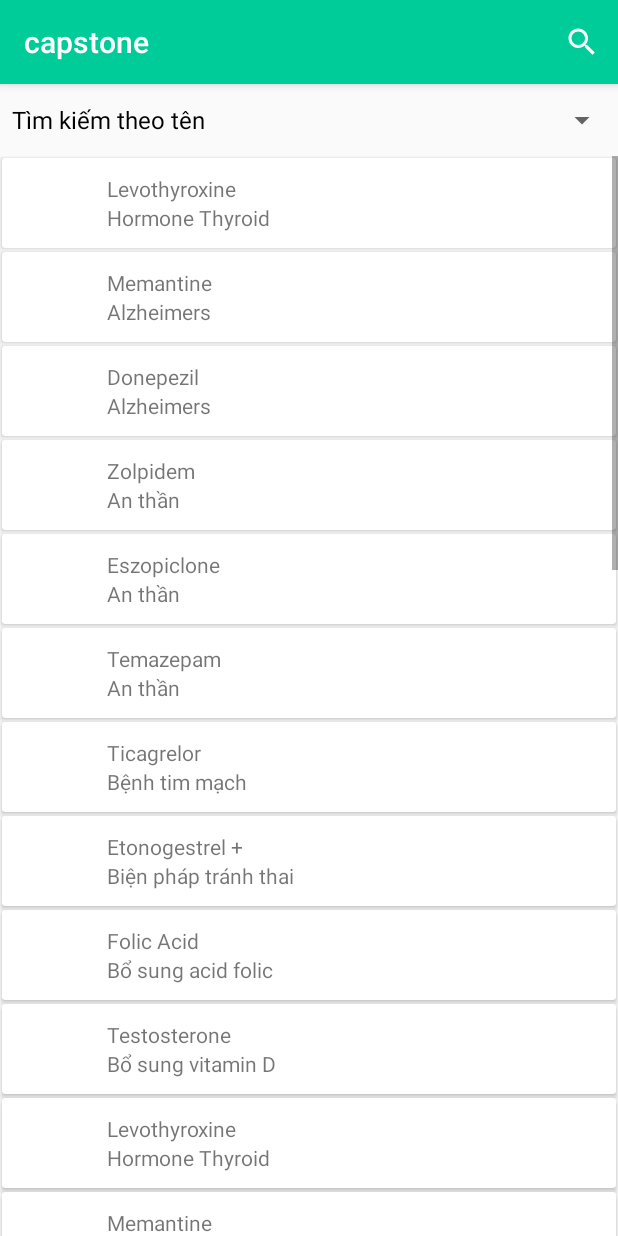
After one commit to HoaDevDn/Fclinic, an Android app: the TimKiemActivity screen opened directly, with no data from a screen before it, on a phone screen of 412 x 824 dp. The commit adds this screen. Run offline under Robolectric (Android 15) with nearby library versions, the phone set to English and light mode, and no system bars; our stand-ins replace data binding; 1 statement that could not run was skipped.

Commit message:
search function

```diff
--- a/Android/app/src/main/AndroidManifest.xml
+++ b/Android/app/src/main/AndroidManifest.xml
@@ -35,6 +35,8 @@
             </intent-filter>
         </activity>
 
+        <activity android:name=".ui.timkiem.TimKiemActivity"/>
+
         <meta-data
             android:name="com.google.android.gms.version"
             android:value="@integer/google_play_services_version"/>
--- a/Android/app/src/main/java/com/framgia/capstone/data/model/Thuoc.java
+++ b/Android/app/src/main/java/com/framgia/capstone/data/model/Thuoc.java
@@ -24,67 +24,67 @@ public class Thuoc implements Serializable {
         this.mMoTa = mMoTa;
     }
 
-    public String getmMoTa() {
+    public int getMaThuoc() {
+        return mMaThuoc;
+    }
+
+    public void setMaThuoc(int maThuoc) {
+        mMaThuoc = maThuoc;
+    }
+
+    public String getMaLoaiThuoc() {
+        return mMaLoaiThuoc;
+    }
+
+    public void setMaLoaiThuoc(String maLoaiThuoc) {
+        mMaLoaiThuoc = maLoaiThuoc;
+    }
+
+    public String getTenThuoc() {
+        return mTenThuoc;
+    }
+
+    public void setTenThuoc(String tenThuoc) {
+        mTenThuoc = tenThuoc;
+    }
+
+    public String getHinhAnh() {
+        return mHinhAnh;
+    }
+
+    public void setHinhAnh(String hinhAnh) {
+        mHinhAnh = hinhAnh;
+    }
+
+    public float getGia() {
+        return mGia;
+    }
+
+    public void setGia(float gia) {
+        mGia = gia;
+    }
+
+    public int getMaVach() {
+        return mMaVach;
+    }
+
+    public void setMaVach(int maVach) {
+        mMaVach = maVach;
+    }
+
+    public int getMaHinh() {
+        return mMaHinh;
+    }
+
+    public void setMaHinh(int maHinh) {
+        mMaHinh = maHinh;
+    }
+
+    public String getMoTa() {
         return mMoTa;
     }
 
-    public void setmMoTa(String mMoTa) {
-        this.mMoTa = mMoTa;
-    }
-
-    public int getmMaThuoc() {
-        return mMaThuoc;
-    }
-
-    public void setmMaThuoc(int mMaThuoc) {
-        this.mMaThuoc = mMaThuoc;
-    }
-
-    public String getmMaLoaiThuoc() {
-        return mMaLoaiThuoc;
-    }
-
-    public void setmMaLoaiThuoc(String mMaLoaiThuoc) {
-        this.mMaLoaiThuoc = mMaLoaiThuoc;
-    }
-
-    public String getmTenThuoc() {
-        return mTenThuoc;
-    }
-
-    public void setmTenThuoc(String mTenThuoc) {
-        this.mTenThuoc = mTenThuoc;
-    }
-
-    public String getmHinhAnh() {
-        return mHinhAnh;
-    }
-
-    public void setmHinhAnh(String mHinhAnh) {
-        this.mHinhAnh = mHinhAnh;
-    }
-
-    public float getmGia() {
-        return mGia;
-    }
-
-    public void setmGia(float mGia) {
-        this.mGia = mGia;
-    }
-
-    public int getmMaVach() {
-        return mMaVach;
-    }
-
-    public void setmMaVach(int mMaVach) {
-        this.mMaVach = mMaVach;
-    }
-
-    public int getmMaHinh() {
-        return mMaHinh;
-    }
-
-    public void setmMaHinh(int mMaHinh) {
-        this.mMaHinh = mMaHinh;
+    public void setMoTa(String moTa) {
+        mMoTa = moTa;
     }
 }
--- /dev/null
+++ b/Android/app/src/main/java/com/framgia/capstone/data/resource/ThuocDataSource.java
@@ -0,0 +1,19 @@
+package com.framgia.capstone.data.resource;
+
+import android.support.annotation.NonNull;
+import com.framgia.capstone.data.model.Thuoc;
+import java.util.List;
+
+/**
+ * Created by Age on 3/23/2017.
+ */
+public interface ThuocDataSource {
+    interface CallBack {
+
+        void onLoaded(List<Thuoc> thuoc);
+
+        void onDataNotAvailable();
+    }
+
+    void getThuoc(@NonNull CallBack callback);
+}
--- /dev/null
+++ b/Android/app/src/main/java/com/framgia/capstone/data/resource/ThuocRepository.java
@@ -0,0 +1,41 @@
+package com.framgia.capstone.data.resource;
+
+import android.content.Context;
+import android.support.annotation.NonNull;
+import com.framgia.capstone.data.model.Thuoc;
+import com.framgia.capstone.data.resource.remote.ThuocRemoteDataSource;
+import java.util.List;
+
+/**
+ * Created by Age on 3/23/2017.
+ */
+public class ThuocRepository implements ThuocDataSource {
+    private static ThuocRepository sThuocRepository;
+    private final ThuocDataSource mThuocRemoteDataSource;
+
+    public ThuocRepository(ThuocDataSource thuocRemoteDataSource) {
+        mThuocRemoteDataSource = thuocRemoteDataSource;
+    }
+
+    public static ThuocRepository getInstance(Context context) {
+        if (sThuocRepository == null) {
+            return new ThuocRepository(ThuocRemoteDataSource.getInstance());
+        }
+        return sThuocRepository;
+    }
+
+    @Override
+    public void getThuoc(@NonNull final CallBack callback) {
+        mThuocRemoteDataSource.getThuoc(new CallBack() {
+            @Override
+            public void onLoaded(List<Thuoc> thuoc) {
+                callback.onLoaded(thuoc);
+            }
+
+            @Override
+            public void onDataNotAvailable() {
+                callback.onDataNotAvailable();
+            }
+        });
+    }
+}
--- /dev/null
+++ b/Android/app/src/main/java/com/framgia/capstone/data/resource/remote/ThuocRemoteDataSource.java
@@ -0,0 +1,58 @@
+package com.framgia.capstone.data.resource.remote;
+
+import android.support.annotation.NonNull;
+import com.framgia.capstone.data.model.Thuoc;
+import com.framgia.capstone.data.resource.ThuocDataSource;
+import java.util.ArrayList;
+import java.util.List;
+
+/**
+ * Created by Age on 4/8/2017.
+ */
+
+public class ThuocRemoteDataSource implements ThuocDataSource {
+    private static ThuocRemoteDataSource sDataSource;
+
+    public static ThuocRemoteDataSource getInstance() {
+        if (sDataSource == null) {
+            sDataSource = new ThuocRemoteDataSource();
+        }
+        return sDataSource;
+    }
+
+    @Override
+    public void getThuoc(@NonNull CallBack callback) {
+        List<Thuoc> list=new ArrayList<>();
+        list.add(new Thuoc(1,"1","Levothyroxine","http://www.chuatriviemdaitrang.com/wp-content/uploads/2016/08/thuoc-1.jpg","Hormone Thyroid"));
+        list.add(new Thuoc(2,"2","Memantine","http://www.viemgan.com.vn/js/libs/kcfinder/upload/images/thuoc-gay-hai-cho-gan.jpg","Alzheimers"));
+        list.add(new Thuoc(3,"3","Donepezil","http://tamlyhoctoipham.com/uploads/images/luu-y-khi-dung-thuoc-ha-huyet-ap-1.jpg","Alzheimers"));
+        list.add(new Thuoc(4,"1","Zolpidem","http://mediplantex.com/Uploads/images/42/2013/12/12/business.jpg","An thần"));
+        list.add(new Thuoc(5,"2","Eszopiclone","http://thoibaotaichinhvietnam.vn/Pictures102015/nguyenthiphuong-tbtc/thuocngoai.jpg","An thần"));
+        list.add(new Thuoc(6,"2","Temazepam","http://www.yeutretho.vn/files/2015/10/31/14-sai-lam-te-hai-khi-uong-thuoc-khien-benh-them-nang-7.jpg","An thần"));
+        list.add(new Thuoc(7,"3","Ticagrelor","http://thoatvidiadem.net/wp-content/uploads/thuoc-ho-tro-dieu-tri-thoai-hoa-cot-song.jpg","Bệnh tim mạch"));
+        list.add(new Thuoc(8,"3","Etonogestrel +","https://encrypted-tbn2.gstatic.com/images?q=tbn:ANd9GcQFdVNRvDIeMhHyryZXzA1zp1VjtcUkI1on-gwFFaIvFJIzILHi","Biện pháp tránh thai"));
+        list.add(new Thuoc(9,"1","Folic Acid","http://giaoduc.net.vn/Uploaded/phamlieu/2013_05_15/luu-y-khi-uong-thuoc-giaoduc.net.vn2.jpg","Bổ sung acid folic"));
+        list.add(new Thuoc(10,"3","Testosterone","http://baohaiphong.com.vn/dataimages/201511/original/images1200436_sleepingpills.jpg","Bổ sung vitamin D"));
+        list.add(new Thuoc(11,"1","Levothyroxine","http://www.chuatriviemdaitrang.com/wp-content/uploads/2016/08/thuoc-1.jpg","Hormone Thyroid"));
+        list.add(new Thuoc(12,"2","Memantine","http://www.viemgan.com.vn/js/libs/kcfinder/upload/images/thuoc-gay-hai-cho-gan.jpg","Alzheimers"));
+        list.add(new Thuoc(13,"3","Donepezil","http://tamlyhoctoipham.com/uploads/images/luu-y-khi-dung-thuoc-ha-huyet-ap-1.jpg","Alzheimers"));
+        list.add(new Thuoc(14,"1","Zolpidem","http://mediplantex.com/Uploads/images/42/2013/12/12/business.jpg","An thần"));
+        list.add(new Thuoc(15,"2","Eszopiclone","http://thoibaotaichinhvietnam.vn/Pictures102015/nguyenthiphuong-tbtc/thuocngoai.jpg","An thần"));
+        list.add(new Thuoc(16,"2","Temazepam","http://www.yeutretho.vn/files/2015/10/31/14-sai-lam-te-hai-khi-uong-thuoc-khien-benh-them-nang-7.jpg","An thần"));
+        list.add(new Thuoc(17,"3","Ticagrelor","http://thoatvidiadem.net/wp-content/uploads/thuoc-ho-tro-dieu-tri-thoai-hoa-cot-song.jpg","Bệnh tim mạch"));
+        list.add(new Thuoc(18,"3","Etonogestrel +","https://encrypted-tbn2.gstatic.com/images?q=tbn:ANd9GcQFdVNRvDIeMhHyryZXzA1zp1VjtcUkI1on-gwFFaIvFJIzILHi","Biện pháp tránh thai"));
+        list.add(new Thuoc(19,"1","Folic Acid","http://giaoduc.net.vn/Uploaded/phamlieu/2013_05_15/luu-y-khi-uong-thuoc-giaoduc.net.vn2.jpg","Bổ sung acid folic"));
+        list.add(new Thuoc(20,"3","Testosterone","http://baohaiphong.com.vn/dataimages/201511/original/images1200436_sleepingpills.jpg","Bổ sung vitamin D"));
+        list.add(new Thuoc(21,"1","Levothyroxine","http://www.chuatriviemdaitrang.com/wp-content/uploads/2016/08/thuoc-1.jpg","Hormone Thyroid"));
+        list.add(new Thuoc(22,"2","Memantine","http://www.viemgan.com.vn/js/libs/kcfinder/upload/images/thuoc-gay-hai-cho-gan.jpg","Alzheimers"));
+        list.add(new Thuoc(23,"3","Donepezil","http://tamlyhoctoipham.com/uploads/images/luu-y-khi-dung-thuoc-ha-huyet-ap-1.jpg","Alzheimers"));
+        list.add(new Thuoc(24,"1","Zolpidem","http://mediplantex.com/Uploads/images/42/2013/12/12/business.jpg","An thần"));
+        list.add(new Thuoc(25,"2","Eszopiclone","http://thoibaotaichinhvietnam.vn/Pictures102015/nguyenthiphuong-tbtc/thuocngoai.jpg","An thần"));
+        list.add(new Thuoc(26,"2","Temazepam","http://www.yeutretho.vn/files/2015/10/31/14-sai-lam-te-hai-khi-uong-thuoc-khien-benh-them-nang-7.jpg","An thần"));
+        list.add(new Thuoc(27,"3","Ticagrelor","http://thoatvidiadem.net/wp-content/uploads/thuoc-ho-tro-dieu-tri-thoai-hoa-cot-song.jpg","Bệnh tim mạch"));
+        list.add(new Thuoc(28,"3","Etonogestrel +","https://encrypted-tbn2.gstatic.com/images?q=tbn:ANd9GcQFdVNRvDIeMhHyryZXzA1zp1VjtcUkI1on-gwFFaIvFJIzILHi","Biện pháp tránh thai"));
+        list.add(new Thuoc(29,"1","Folic Acid","http://giaoduc.net.vn/Uploaded/phamlieu/2013_05_15/luu-y-khi-uong-thuoc-giaoduc.net.vn2.jpg","Bổ sung acid folic"));
+        list.add(new Thuoc(30,"3","Testosterone","http://baohaiphong.com.vn/dataimages/201511/original/images1200436_sleepingpills.jpg","Bổ sung vitamin D"));
+        callback.onLoaded(list);
+    }
+}
--- /dev/null
+++ b/Android/app/src/main/java/com/framgia/capstone/ui/adapter/OnItemClickListener.java
@@ -0,0 +1,7 @@
+package com.framgia.capstone.ui.adapter;
+
+import com.framgia.capstone.data.model.Thuoc;
+
+public interface OnItemClickListener {
+    public void onItemClick(Thuoc thuoc);
+}
--- /dev/null
+++ b/Android/app/src/main/java/com/framgia/capstone/ui/adapter/ThuocAdapter.java
@@ -0,0 +1,81 @@
+package com.framgia.capstone.ui.adapter;
+
+import android.content.Context;
+import android.databinding.DataBindingUtil;
+import android.support.v7.widget.RecyclerView;
+import android.view.LayoutInflater;
+import android.view.View;
+import android.view.ViewGroup;
+import com.framgia.capstone.R;
+import com.framgia.capstone.data.model.Thuoc;
+import com.framgia.capstone.databinding.ItemThuocBinding;
+import java.util.List;
+
+/**
+ * Created by Age on 4/8/2017.
+ */
+
+public class ThuocAdapter extends RecyclerView.Adapter<ThuocAdapter.ViewHolder> {
+    private OnItemClickListener mItemClickListener;
+    private List<Thuoc> mList;
+    private LayoutInflater mLayoutInflater;
+    private ItemThuocBinding mDataBinding;
+    private Context mContext;
+
+    public ThuocAdapter(Context Context, List<Thuoc> list) {
+        mList = list;
+        mContext = Context;
+    }
+
+    public void updateData(List<Thuoc> list) {
+        mList.clear();
+        if (list != null) mList.addAll(list);
+        notifyDataSetChanged();
+    }
+
+    @Override
+    public ViewHolder onCreateViewHolder(ViewGroup parent, int viewType) {
+        if (mLayoutInflater == null) {
+            mLayoutInflater = LayoutInflater.from(parent.getContext());
+        }
+        mDataBinding = ItemThuocBinding.inflate(mLayoutInflater, parent, false);
+        return new ViewHolder(mDataBinding);
+    }
+
+    @Override
+    public void onBindViewHolder(ViewHolder holder, int position) {
+        Thuoc thuoc = mList.get(position);
+        holder.bindData(thuoc);
+    }
+
+    @Override
+    public int getItemCount() {
+        return mList == null ? 0 : mList.size();
+    }
+
+    public void setOnItemClickListener(final OnItemClickListener mItemClickListener) {
+        this.mItemClickListener = mItemClickListener;
+    }
+
+    public class ViewHolder extends RecyclerView.ViewHolder implements View.OnClickListener {
+        public ItemThuocBinding mDataBinding;
+
+        public ViewHolder(ItemThuocBinding dataBinding) {
+            super(dataBinding.getRoot());
+            mDataBinding = dataBinding;
+            itemView.setOnClickListener(this);
+        }
+
+        @Override
+        public void onClick(View v) {
+            if (mItemClickListener != null) {
+                mItemClickListener.onItemClick(mList.get(getPosition()));
+            }
+        }
+
+        public void bindData(Thuoc thuoc) {
+            if (thuoc == null) return;
+            mDataBinding.setItemview(thuoc);
+        }
+    }
+}
--- a/Android/app/src/main/java/com/framgia/capstone/ui/home/MainActivity.java
+++ b/Android/app/src/main/java/com/framgia/capstone/ui/home/MainActivity.java
@@ -15,6 +15,7 @@ import android.view.Menu;
 import android.view.MenuItem;
 
 import com.framgia.capstone.R;
+import com.framgia.capstone.ui.timkiem.TimKiemActivity;
 import com.framgia.capstone.ui.trangchinh.TrangChinhFragment;
 import com.framgia.capstone.ui.nhathuoc.NhaThuocFragment;
 import com.framgia.capstone.ui.tuychinh.TuyChinhFragment;
@@ -58,7 +59,14 @@ public class MainActivity extends AppCompatActivity
 
     @Override
     public boolean onOptionsItemSelected(MenuItem item) {
-        return super.onOptionsItemSelected(item);
+        switch (item.getItemId()) {
+            case R.id.action_search:
+                startActivity(TimKiemActivity.getInstant(this));
+                return true;
+
+            default:
+                return super.onOptionsItemSelected(item);
+        }
     }
 
     @SuppressWarnings("StatementWithEmptyBody")
--- /dev/null
+++ b/Android/app/src/main/java/com/framgia/capstone/ui/timkiem/TimKiemActivity.java
@@ -0,0 +1,110 @@
+package com.framgia.capstone.ui.timkiem;
+
+import android.content.Context;
+import android.content.Intent;
+import android.databinding.Bindable;
+import android.databinding.DataBindingUtil;
+import android.databinding.ObservableField;
+import android.os.Bundle;
+import android.support.annotation.Nullable;
+import android.support.v7.app.AppCompatActivity;
+import android.support.v7.widget.LinearLayoutManager;
+import android.support.v7.widget.RecyclerView;
+import android.support.v7.widget.SearchView;
+import android.util.Log;
+import android.view.Menu;
+import android.view.MenuItem;
+import android.widget.ArrayAdapter;
+import com.framgia.capstone.R;
+import com.framgia.capstone.data.model.Thuoc;
+import com.framgia.capstone.data.resource.ThuocRepository;
+import com.framgia.capstone.databinding.ActivitySearchBinding;
+import com.framgia.capstone.ui.adapter.ThuocAdapter;
+import java.util.ArrayList;
+import java.util.List;
+
+/**
+ * Created by Age on 4/8/2017.
+ */
+
+public class TimKiemActivity extends AppCompatActivity
+        implements TimKiemContract.View, SearchView.OnQueryTextListener {
+
+    private TimKiemContract.Presenter mPresenter;
+//    private ThuocAdapter mAdapter;
+    private ObservableField<ThuocAdapter> mAdapter  = new ObservableField<>();
+    private List<Thuoc> mList = new ArrayList<>();
+    private String LoaiTK[] = { "Tìm kiếm theo tên", "Tìm kiếm theo triệu chứng" };
+
+    public static Intent getInstant(Context context) {
+        return new Intent(context, TimKiemActivity.class);
+    }
+
+    @Override
+    protected void onCreate(@Nullable Bundle savedInstanceState) {
+        super.onCreate(savedInstanceState);
+        ActivitySearchBinding binding =
+                DataBindingUtil.setContentView(this, R.layout.activity_search);
+        mPresenter = new TimKiemPresenter(this, ThuocRepository.getInstance(this));
+        binding.setViewModel(this);
+//        mAdapter=new ThuocAdapter(this, mList);
+        ArrayAdapter spinnerAdapter =
+                new ArrayAdapter(this, android.R.layout.simple_spinner_dropdown_item, LoaiTK);
+        spinnerAdapter.setDropDownViewResource(android.R.layout.simple_list_item_single_choice);
+        binding.spinner.setAdapter(spinnerAdapter);
+//        binding.recycleThuoc.setAdapter(mAdapter);
+//        binding.recycleThuoc.setLayoutManager(
+//                new LinearLayoutManager(this, LinearLayoutManager.HORIZONTAL, false));
+//        binding.recycleThuoc.setHasFixedSize(true);
+        mAdapter.set(new ThuocAdapter(this, mList));
+        mPresenter.start();
+    }
+
+    public ObservableField<ThuocAdapter> getAdapter() {
+        return mAdapter;
+    }
+
+    @Override
+    public void start() {
+    }
+
+    @Override
+    public void setPresenter(TimKiemContract.Presenter presenter) {
+        mPresenter = presenter;
+    }
+
+    @Override
+    public boolean onQueryTextSubmit(String query) {
+        return false;
+    }
+
+    @Override
+    public boolean onQueryTextChange(String newText) {
+        return false;
+    }
+
+    @Override
+    public boolean onCreateOptionsMenu(Menu menu) {
+        getMenuInflater().inflate(R.menu.menu_search, menu);
+        MenuItem item = menu.findItem(R.id.action_search);
+        SearchView searchView = (SearchView) item.getActionView();
+        searchView.setOnQueryTextListener(this);
+        return true;
+    }
+
+    @Override
+    public boolean onOptionsItemSelected(MenuItem item) {
+        return super.onOptionsItemSelected(item);
+    }
+
+    @Override
+    public void showThuoc(List<Thuoc> list) {
+        mAdapter.get().updateData(list);
+        Log.d("aaaaa",list.size()+"");
+    }
+
+    @Override
+    public void xayraLoi() {
+
+    }
+}
--- /dev/null
+++ b/Android/app/src/main/java/com/framgia/capstone/ui/timkiem/TimKiemContract.java
@@ -0,0 +1,22 @@
+package com.framgia.capstone.ui.timkiem;
+
+import com.framgia.capstone.data.model.Thuoc;
+import com.framgia.capstone.ui.BasePresenter;
+import com.framgia.capstone.ui.BaseView;
+import java.util.List;
+
+/**
+ * Created by Age on 4/8/2017.
+ */
+
+public interface TimKiemContract {
+    interface View extends BaseView<TimKiemContract.Presenter> {
+        void showThuoc(List<Thuoc> list);
+
+        void xayraLoi();
+    }
+
+    interface Presenter extends BasePresenter {
+        void getThuoc();
+    }
+}
--- /dev/null
+++ b/Android/app/src/main/java/com/framgia/capstone/ui/timkiem/TimKiemPresenter.java
@@ -0,0 +1,41 @@
+package com.framgia.capstone.ui.timkiem;
+
+import com.framgia.capstone.data.model.Thuoc;
+import com.framgia.capstone.data.resource.ThuocDataSource;
+import java.util.List;
+
+/**
+ * Created by Age on 4/8/2017.
+ */
+
+public class TimKiemPresenter implements TimKiemContract.Presenter {
+
+    private TimKiemContract.View mView;
+    private ThuocDataSource mThuocRepository;
+
+    public TimKiemPresenter(TimKiemContract.View view,
+            ThuocDataSource thuocRepository) {
+        mView = view;
+        mThuocRepository = thuocRepository;
+    }
+
+    @Override
+    public void start() {
+        getThuoc();
+    }
+
+    @Override
+    public void getThuoc() {
+        mThuocRepository.getThuoc(new ThuocDataSource.CallBack() {
+            @Override
+            public void onLoaded(List<Thuoc> thuoc) {
+                mView.showThuoc(thuoc);
+            }
+
+            @Override
+            public void onDataNotAvailable() {
+                mView.xayraLoi();
+            }
+        });
+    }
+}
--- /dev/null
+++ b/Android/app/src/main/res/layout/activity_search.xml
@@ -0,0 +1,33 @@
+<?xml version="1.0" encoding="utf-8"?>
+<layout xmlns:android="http://schemas.android.com/apk/res/android"
+    xmlns:app="http://schemas.android.com/apk/res-auto"
+    >
+
+    <data>
+
+        <variable
+            name="viewModel"
+            type="com.framgia.capstone.ui.timkiem.TimKiemActivity"
+            />
+    </data>
+    <LinearLayout
+        android:layout_width="match_parent"
+        android:layout_height="match_parent"
+        android:orientation="vertical"
+        >
+        <Spinner
+            android:id="@+id/spinner"
+            android:layout_width="match_parent"
+            android:layout_height="wrap_content"
+            />
+        <android.support.v7.widget.RecyclerView
+            android:id="@+id/recycle_thuoc"
+            android:layout_width="match_parent"
+            android:layout_height="match_parent"
+            android:scrollbars="vertical"
+            app:layoutManager="LinearLayoutManager"
+            app:adapter="@{viewModel.adapter}"
+            />
+
+    </LinearLayout>
+</layout>
--- /dev/null
+++ b/Android/app/src/main/res/layout/item_thuoc.xml
@@ -0,0 +1,60 @@
+<?xml version="1.0" encoding="utf-8"?>
+<layout
+    xmlns:android="http://schemas.android.com/apk/res/android"
+    xmlns:app="http://schemas.android.com/apk/res-auto"
+    >
+
+    <data>
+
+        <variable
+            name="itemview"
+            type="com.framgia.capstone.data.model.Thuoc"
+            />
+    </data>
+
+    <android.support.v7.widget.CardView
+        xmlns:car_view="http://schemas.android.com/tools"
+        android:id="@+id/card_view"
+        android:layout_width="match_parent"
+        android:layout_height="wrap_content"
+        android:layout_margin="1dp"
+        android:elevation="1dp"
+        car_view:cardCornerRadius="@dimen/dp1"
+        car_view:cardElevation="@dimen/dp1"
+        >
+        <LinearLayout
+            android:layout_width="match_parent"
+            android:layout_height="wrap_content"
+            android:orientation="horizontal"
+            >
+            <ImageView
+                android:id="@+id/hinhAnh"
+                android:layout_width="60dp"
+                android:layout_height="60dp"
+                android:adjustViewBounds="true"
+                app:imageUrl="@{itemview.hinhAnh}"
+                />
+            <LinearLayout
+                android:layout_width="match_parent"
+                android:layout_height="wrap_content"
+                android:layout_gravity="center_vertical"
+                android:layout_marginLeft="10dp"
+                android:orientation="vertical"
+                >
+                <TextView
+                    android:id="@+id/tenThuoc"
+                    android:layout_width="match_parent"
+                    android:layout_height="wrap_content"
+                    android:text="@{itemview.tenThuoc}"
+                    />
+                <TextView
+                    android:id="@+id/moTa"
+                    android:layout_width="match_parent"
+                    android:layout_height="wrap_content"
+                    android:maxLines="2"
+                    android:text="@{itemview.moTa}"
+                    />
+            </LinearLayout>
+        </LinearLayout>
+    </android.support.v7.widget.CardView>
+</layout>
--- a/Android/app/src/main/res/menu/main.xml
+++ b/Android/app/src/main/res/menu/main.xml
@@ -1,9 +1,9 @@
 <?xml version="1.0" encoding="utf-8"?>
 <menu xmlns:android="http://schemas.android.com/apk/res/android"
       xmlns:app="http://schemas.android.com/apk/res-auto">
-  <!--  <item
-        android:id="@+id/action_settings"
-        android:orderInCategory="100"
-        android:title="@string/action_settings"
-        app:showAsAction="never"/>-->
+  <item
+      android:id="@+id/action_search"
+      android:icon="@android:drawable/ic_menu_search"
+      android:title="Search"
+      app:showAsAction="always"/>
 </menu>
--- /dev/null
+++ b/Android/app/src/main/res/menu/menu_search.xml
@@ -0,0 +1,10 @@
+<?xml version="1.0" encoding="utf-8"?>
+<menu xmlns:android="http://schemas.android.com/apk/res/android"
+    xmlns:app="http://schemas.android.com/apk/res-auto">
+    <item
+        android:id="@+id/action_search"
+        app:actionViewClass="android.support.v7.widget.SearchView"
+        android:icon="@android:drawable/ic_menu_search"
+        android:title="Search"
+        app:showAsAction="always"/>
+</menu>
```
